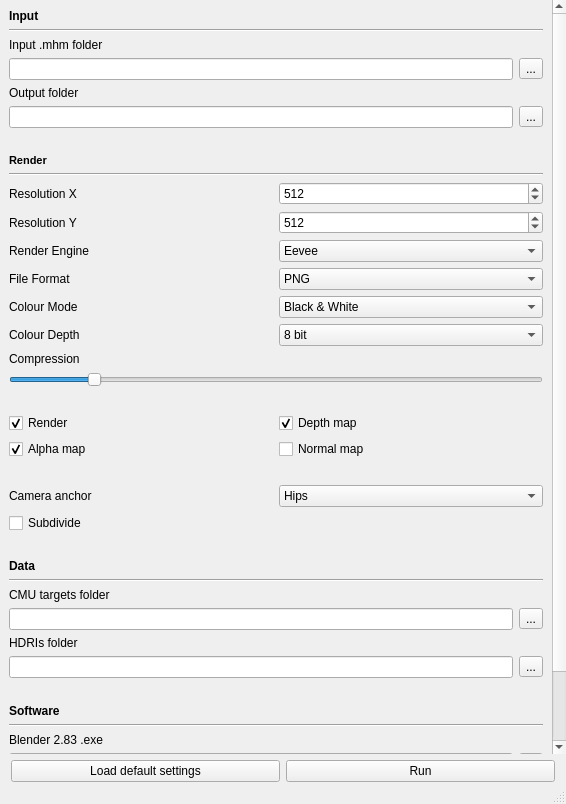
The window that ui_layout.ui (vjamrich/human_database) describes before a commit, drawn with Qt 5.
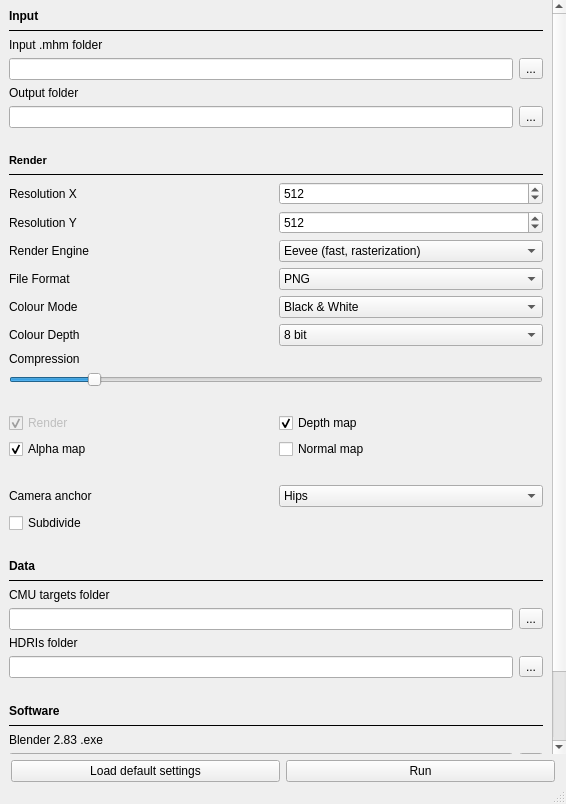
The same window after the commit. Icons and pictures are not drawn.

```diff
--- a/ui_layout.ui
+++ b/ui_layout.ui
@@ -25,6 +25,12 @@
   <property name="windowOpacity">
    <double>1.000000000000000</double>
   </property>
+  <property name="iconSize">
+   <size>
+    <width>150</width>
+    <height>150</height>
+   </size>
+  </property>
   <property name="documentMode">
    <bool>true</bool>
   </property>
@@ -98,6 +104,9 @@
           </item>
           <item>
            <widget class="Line" name="input_line">
+            <property name="frameShadow">
+             <enum>QFrame::Plain</enum>
+            </property>
             <property name="orientation">
              <enum>Qt::Horizontal</enum>
             </property>
@@ -192,6 +201,9 @@
           </item>
           <item>
            <widget class="Line" name="render_line">
+            <property name="frameShadow">
+             <enum>QFrame::Plain</enum>
+            </property>
             <property name="orientation">
              <enum>Qt::Horizontal</enum>
             </property>
@@ -278,7 +290,7 @@
             </property>
             <item>
              <property name="text">
-              <string>Eevee</string>
+              <string>Eevee (fast, rasterization)</string>
              </property>
             </item>
             <item>
@@ -446,7 +458,7 @@
           <item>
            <widget class="QCheckBox" name="render_check_box">
             <property name="enabled">
-             <bool>true</bool>
+             <bool>false</bool>
             </property>
             <property name="text">
              <string>Render</string>
@@ -567,6 +579,9 @@
           </item>
           <item>
            <widget class="Line" name="data_line">
+            <property name="frameShadow">
+             <enum>QFrame::Plain</enum>
+            </property>
             <property name="orientation">
              <enum>Qt::Horizontal</enum>
             </property>
@@ -660,6 +675,9 @@
           </item>
           <item>
            <widget class="Line" name="software_line">
+            <property name="frameShadow">
+             <enum>QFrame::Plain</enum>
+            </property>
             <property name="orientation">
              <enum>Qt::Horizontal</enum>
             </property>
```
Left out of the diff: 20 changed lines with no effect on the pictures.
